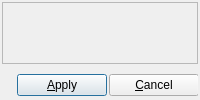
Qt form libpgmodeler_ui/ui/baseform.ui (pgmodeler/pgmodeler) before a commit.
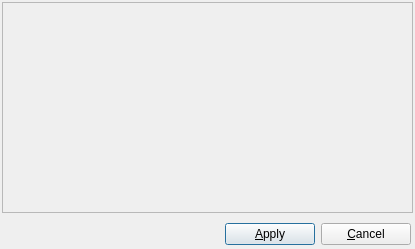
The same form after that commit. Icons and pictures are not drawn.

Commit message: Adding the ability to BaseForm to use a ScrollArea when the size of the widget exceeds the 2/3 of the user's screen (WIP)

Diff of the .ui file:
```diff
--- a/libpgmodeler_ui/ui/baseform.ui
+++ b/libpgmodeler_ui/ui/baseform.ui
@@ -9,8 +9,8 @@
    <rect>
     <x>0</x>
     <y>0</y>
-    <width>200</width>
-    <height>100</height>
+    <width>415</width>
+    <height>249</height>
    </rect>
   </property>
   <property name="minimumSize">
@@ -39,19 +39,6 @@
    <property name="bottomMargin">
     <number>2</number>
    </property>
-   <item row="0" column="0">
-    <widget class="QStackedWidget" name="generalwidget_wgt">
-     <property name="frameShape">
-      <enum>QFrame::StyledPanel</enum>
-     </property>
-     <property name="frameShadow">
-      <enum>QFrame::Raised</enum>
-     </property>
-     <property name="currentIndex">
-      <number>-1</number>
-     </property>
-    </widget>
-   </item>
    <item row="1" column="0">
     <widget class="QWidget" name="buttons_wgt" native="true">
      <property name="autoFillBackground">
@@ -211,6 +198,22 @@
      </layout>
     </widget>
    </item>
+   <item row="0" column="0">
+    <widget class="QFrame" name="main_frm">
+     <property name="sizePolicy">
+      <sizepolicy hsizetype="Expanding" vsizetype="Expanding">
+       <horstretch>0</horstretch>
+       <verstretch>0</verstretch>
+      </sizepolicy>
+     </property>
+     <property name="frameShape">
+      <enum>QFrame::StyledPanel</enum>
+     </property>
+     <property name="frameShadow">
+      <enum>QFrame::Sunken</enum>
+     </property>
+    </widget>
+   </item>
   </layout>
  </widget>
  <resources>
```
Left out of the diff: 2 changed lines with no effect on the pictures. The commit also changes 7 other files.
